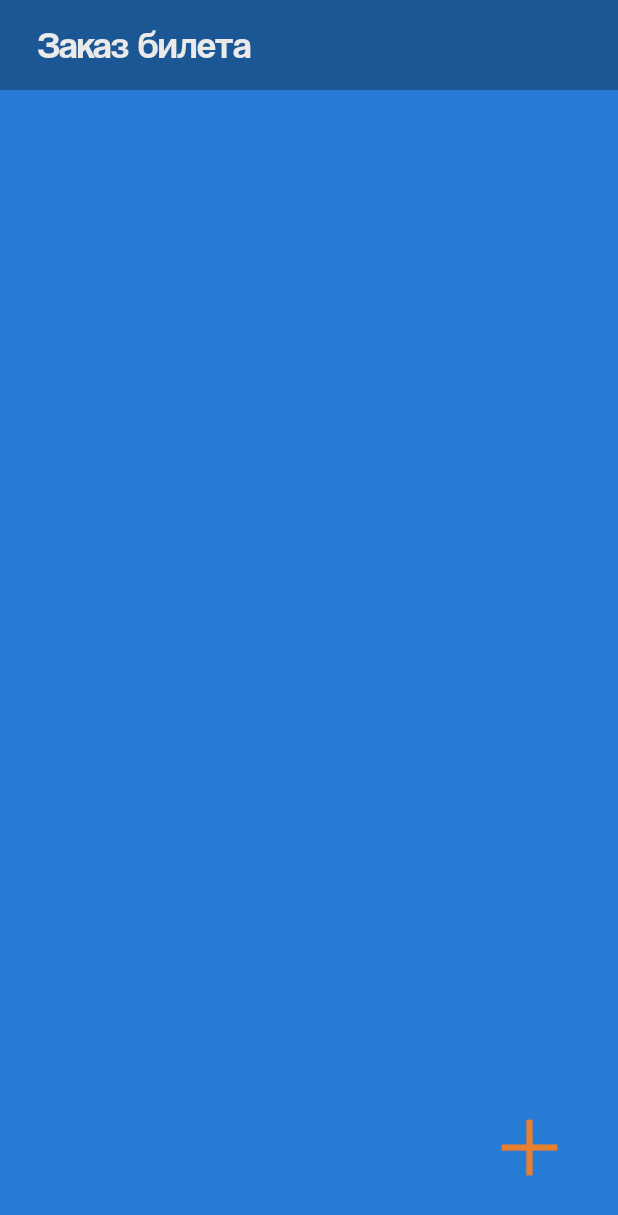
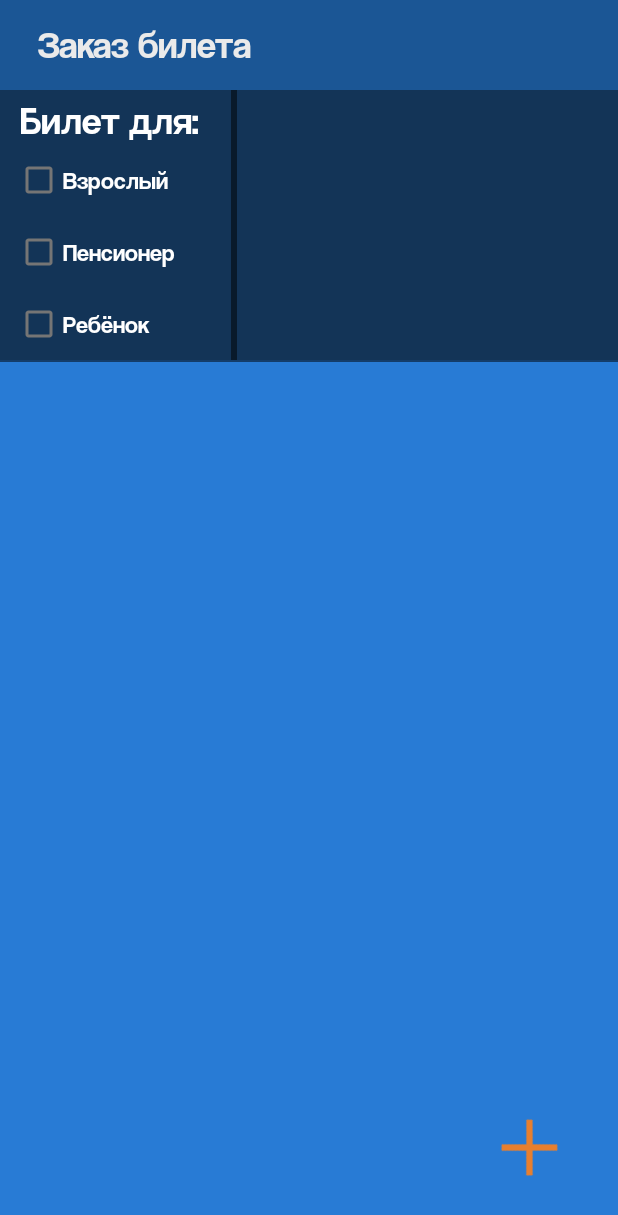
Before and after one commit to Kirialium/homework3, an Android app: the screen it shows after launch (MainActivity), after a tap on an icon or button, on a phone screen of 412 x 824 dp. Shown: the top 1215 px of the screen. Run offline under Robolectric (Android 15) with nearby library versions, the phone set to English and light mode, and no system bars.

Commit message:
developing ticket design

```diff
--- a/app/build.gradle
+++ b/app/build.gradle
@@ -3,7 +3,7 @@ plugins {
 }
 
 android {
-    compileSdk 33
+    compileSdk 32
 
     defaultConfig {
         applicationId "com.example.homework3"
@@ -28,7 +28,7 @@ android {
 }
 
 dependencies {
-
+    implementation 'androidx.core:core-ktx:1.9.0'
     implementation 'androidx.appcompat:appcompat:1.6.1'
     implementation 'com.google.android.material:material:1.8.0'
     implementation 'androidx.constraintlayout:constraintlayout:2.1.4'
--- a/app/src/main/java/com/example/homework3/MainActivity.java
+++ b/app/src/main/java/com/example/homework3/MainActivity.java
@@ -3,8 +3,6 @@ package com.example.homework3;
 import androidx.appcompat.app.AppCompatActivity;
 import androidx.fragment.app.Fragment;
 import androidx.fragment.app.FragmentTransaction;
-
-import android.graphics.Color;
 import android.os.Bundle;
 import android.view.View;
 import android.widget.Button;
--- a/app/src/main/res/layout/activity_main.xml
+++ b/app/src/main/res/layout/activity_main.xml
@@ -47,14 +47,21 @@
         app:layout_constraintEnd_toEndOf="parent"
         tools:ignore="MissingConstraints" />
 
-    <FrameLayout
+    <androidx.fragment.app.FragmentContainerView
         android:id="@+id/first_frame"
         android:layout_width="match_parent"
-        android:layout_height="170dp"
-        android:layout_marginStart="4dp"
+        android:layout_height="180dp"
+        app:layout_constraintEnd_toEndOf="parent"
+        app:layout_constraintHorizontal_bias="0.0"
         app:layout_constraintStart_toStartOf="parent"
-        app:layout_constraintEnd_toEndOf="parent"
         app:layout_constraintTop_toBottomOf="@+id/tool_bar"
+        tools:ignore="MissingConstraints" />
+    <View
+        android:layout_width="match_parent"
+        android:layout_height="1dp"
+        android:background="@color/black"
+        android:alpha="0.5"
+        app:layout_constraintTop_toBottomOf="@+id/first_frame"
         tools:ignore="MissingConstraints" />
 
 
--- a/app/src/main/res/layout/fragment_ticket.xml
+++ b/app/src/main/res/layout/fragment_ticket.xml
@@ -1,15 +1,73 @@
 <?xml version="1.0" encoding="utf-8"?>
-<androidx.fragment.app.FragmentContainerView xmlns:android="http://schemas.android.com/apk/res/android"
+<androidx.constraintlayout.widget.ConstraintLayout xmlns:android="http://schemas.android.com/apk/res/android"
     xmlns:tools="http://schemas.android.com/tools"
     android:layout_width="match_parent"
-    android:layout_height="170dp"
+    android:layout_height="180dp"
+    android:background="@color/very_dark_blue"
+    xmlns:app="http://schemas.android.com/apk/res-auto"
     tools:context=".TicketFragment">
+
     <TextView
+        android:id="@+id/ticket_for"
         android:layout_width="wrap_content"
         android:layout_height="wrap_content"
-        android:text="Robit"
-        android:textColor="@color/green"
-        android:textSize="30dp"
-        android:layout_marginStart="100dp"
-        android:layout_marginTop="50dp" />
-</androidx.fragment.app.FragmentContainerView>
+        android:layout_marginTop="4dp"
+        android:text="Билет для:"
+        android:textColor="@color/white"
+        android:textSize="26sp"
+        android:fontFamily="@font/coolvetica"
+        app:layout_constraintEnd_toEndOf="parent"
+        app:layout_constraintHorizontal_bias="0.046"
+        app:layout_constraintStart_toStartOf="parent"
+        app:layout_constraintTop_toTopOf="parent"
+        tools:ignore="MissingConstraints" />
+    <CheckBox
+        android:id="@+id/adult_check_box"
+        android:layout_width="wrap_content"
+        android:layout_height="wrap_content"
+        android:layout_marginStart="10dp"
+        android:text="Взрослый"
+        android:textColor="@color/white"
+        android:fontFamily="@font/coolvetica"
+        android:textSize="16sp"
+        app:layout_constraintTop_toBottomOf="@+id/ticket_for"
+        app:layout_constraintLeft_toLeftOf="parent"
+        tools:ignore="MissingConstraints" />
+    <CheckBox
+        android:id="@+id/retiree_check_box"
+        android:layout_width="wrap_content"
+        android:layout_height="wrap_content"
+        android:layout_marginStart="10dp"
+        android:text="Пенсионер"
+        android:textColor="@color/white"
+        android:fontFamily="@font/coolvetica"
+        android:textSize="16sp"
+        app:layout_constraintTop_toBottomOf="@+id/adult_check_box"
+        app:layout_constraintLeft_toLeftOf="parent"
+        tools:ignore="MissingConstraints" />
+    <CheckBox
+        android:id="@+id/kid_check_box"
+        android:layout_width="wrap_content"
+        android:layout_height="wrap_content"
+        android:layout_marginStart="10dp"
+        android:text="Ребёнок"
+        android:textColor="@color/white"
+        android:fontFamily="@font/coolvetica"
+        android:textSize="16sp"
+        app:layout_constraintTop_toBottomOf="@+id/retiree_check_box"
+        app:layout_constraintLeft_toLeftOf="parent"
+        tools:ignore="MissingConstraints" />
+    <View
+        android:layout_width="4dp"
+        android:layout_height="wrap_content"
+        android:background="@color/black"
+        android:alpha="0.5"
+        android:layout_marginEnd="100dp"
+        app:layout_constraintTop_toTopOf="parent"
+        app:layout_constraintTop_toBottomOf="parent"
+        app:layout_constraintLeft_toLeftOf="parent"
+        app:layout_constraintRight_toRightOf="parent"
+        tools:ignore="MissingConstraints" />
+
+
+</androidx.constraintlayout.widget.ConstraintLayout>
--- a/app/src/main/res/values/colors.xml
+++ b/app/src/main/res/values/colors.xml
@@ -10,6 +10,7 @@
     <color name="dark_white">#EAEAEA</color>
     <color name="blue">#287BD5</color>
     <color name="dark_blue">#1B5695</color>
+    <color name="very_dark_blue">#133457</color>
     <color name="orange">#E87F2E</color>
     <color name="red">#D60E0E</color>
     <color name="green">#52D622</color>
```
